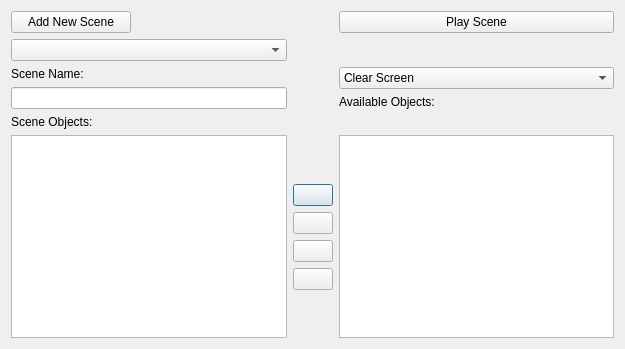
Above: editor/scenes/tab_scenelist.ui from protoman/rockbot before the change. Below: the same form after it.
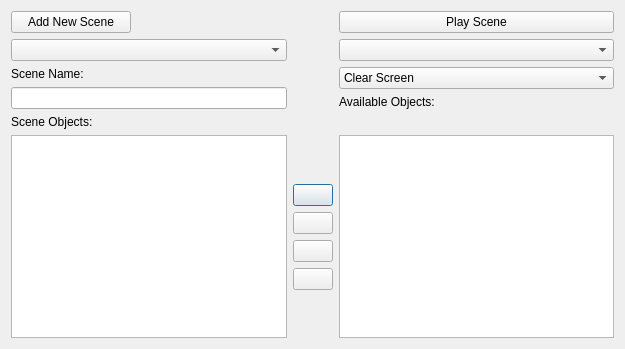
That is the form after the change. Icons and pictures are not drawn.

```diff
--- a/editor/scenes/tab_scenelist.ui
+++ b/editor/scenes/tab_scenelist.ui
@@ -249,6 +249,9 @@
      </item>
     </layout>
    </item>
+   <item row="2" column="2">
+    <widget class="QComboBox" name="language_comboBox"/>
+   </item>
   </layout>
  </widget>
  <resources>
```
